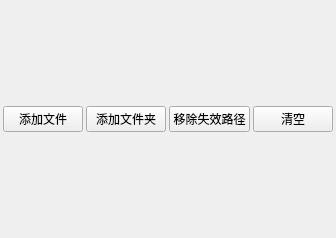
PPJUST/ComicDup, file components/widget_search_list/res/search_list.ui: the form before one commit.
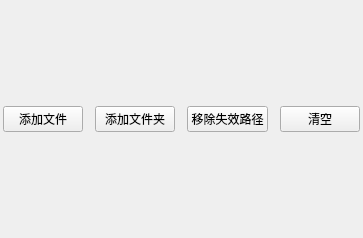
The form after the commit.

```diff
--- a/components/widget_search_list/res/search_list.ui
+++ b/components/widget_search_list/res/search_list.ui
@@ -6,7 +6,7 @@
    <rect>
     <x>0</x>
     <y>0</y>
-    <width>322</width>
+    <width>325</width>
     <height>238</height>
    </rect>
   </property>
@@ -32,7 +32,7 @@
    <item>
     <layout class="QHBoxLayout" name="horizontalLayout">
      <property name="spacing">
-      <number>3</number>
+      <number>12</number>
      </property>
      <item>
       <widget class="QPushButton" name="pushButton_add_files">
@@ -62,6 +62,19 @@
        </property>
       </widget>
      </item>
+     <item>
+      <spacer name="horizontalSpacer">
+       <property name="orientation">
+        <enum>Qt::Orientation::Horizontal</enum>
+       </property>
+       <property name="sizeHint" stdset="0">
+        <size>
+         <width>40</width>
+         <height>20</height>
+        </size>
+       </property>
+      </spacer>
+     </item>
     </layout>
    </item>
    <item>
```
